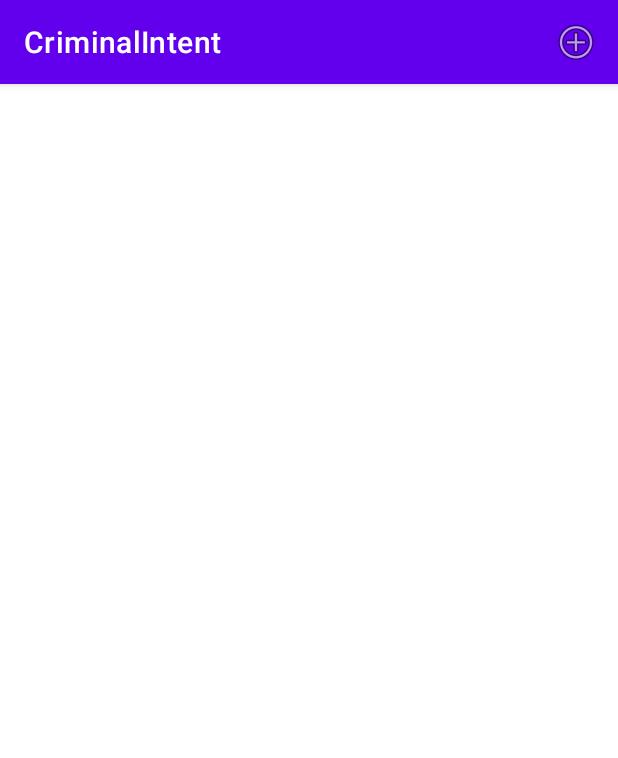
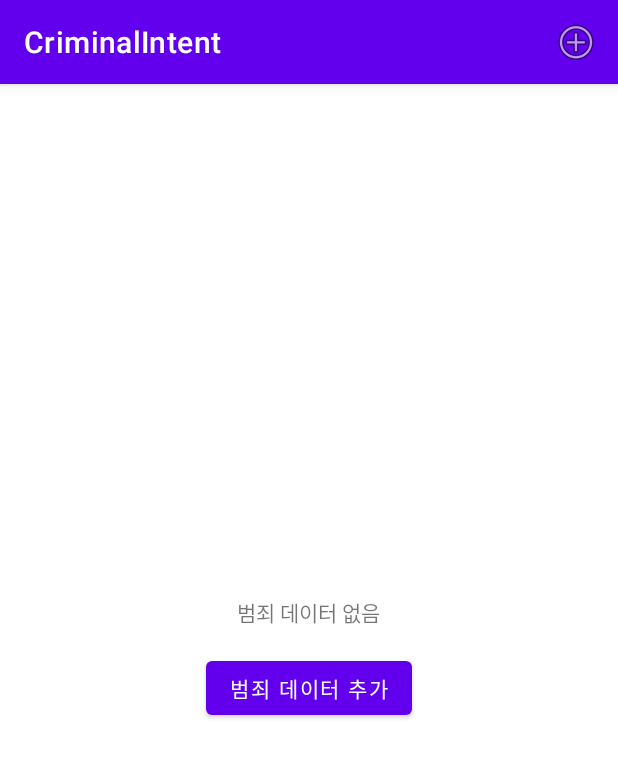
Before and after one commit to june0122/criminal-intent-android, an Android app: the screen it shows after launch (MainActivity), on a phone screen of 412 x 824 dp. Shown: the top 758 px of the screen. Run offline under Robolectric (Android 15) with nearby library versions, the phone set to English and light mode, and no system bars; our stand-ins replace Room's generated code.

Commit message:
feat: 데이터가 비어있을 경우 메시지와 데이터 생성 버튼 표시 기능 추가

```diff
--- a/app/src/main/java/com/june0122/criminalintent/CrimeListFragment.kt
+++ b/app/src/main/java/com/june0122/criminalintent/CrimeListFragment.kt
@@ -4,8 +4,10 @@ import android.content.Context
 import android.os.Bundle
 import android.util.Log
 import android.view.*
+import android.widget.Button
 import android.widget.ImageView
 import android.widget.TextView
+import androidx.core.view.isEmpty
 import androidx.fragment.app.Fragment
 import androidx.lifecycle.Observer
 import androidx.lifecycle.ViewModelProvider
@@ -27,6 +29,9 @@ class CrimeListFragment : Fragment() {
     }
 
     private var callbacks: Callbacks? = null
+
+    private lateinit var emptyListTextView: TextView
+    private lateinit var newCrimeButton: Button
 
     private lateinit var crimeRecyclerView: RecyclerView
     private var adapter: CrimeAdapter? = CrimeAdapter(emptyList())
@@ -52,6 +57,9 @@ class CrimeListFragment : Fragment() {
     ): View? {
         val view = inflater.inflate(R.layout.fragment_crime_list, container, false)
 
+        emptyListTextView = view.findViewById(R.id.empty_list_text)
+        newCrimeButton = view.findViewById(R.id.new_crime_button)
+
         crimeRecyclerView = view.findViewById(R.id.crime_recycler_view) as RecyclerView
         crimeRecyclerView.layoutManager = LinearLayoutManager(context)
         crimeRecyclerView.adapter = adapter
@@ -65,10 +73,31 @@ class CrimeListFragment : Fragment() {
             viewLifecycleOwner,
             Observer { crimes ->
                 crimes.let {
-                    Log.i(TAG, "Got crimes ${crimes.size}")
                     updateUI(crimes)
                 }
+
+                emptyListTextView.visibility = if (crimes.isEmpty()) {
+                    View.VISIBLE
+                } else {
+                    View.GONE
+                }
+
+                newCrimeButton.visibility = if (crimes.isEmpty()) {
+                    View.VISIBLE
+                } else {
+                    View.GONE
+                }
             })
+    }
+
+    override fun onStart() {
+        super.onStart()
+
+        newCrimeButton.setOnClickListener {
+            val crime = Crime()
+            crimeListViewModel.addCrime(crime)
+            callbacks?.onCrimeSelected(crime.id)
+        }
     }
 
     override fun onDetach() {
--- a/app/src/main/res/layout/fragment_crime_list.xml
+++ b/app/src/main/res/layout/fragment_crime_list.xml
@@ -1,5 +1,41 @@
 <?xml version="1.0" encoding="utf-8"?>
-<androidx.recyclerview.widget.RecyclerView xmlns:android="http://schemas.android.com/apk/res/android"
-    android:id="@+id/crime_recycler_view"
+<androidx.constraintlayout.widget.ConstraintLayout xmlns:android="http://schemas.android.com/apk/res/android"
+    xmlns:app="http://schemas.android.com/apk/res-auto"
+    xmlns:tools="http://schemas.android.com/tools"
     android:layout_width="match_parent"
-    android:layout_height="match_parent"/>
+    android:layout_height="match_parent">
+
+    <androidx.recyclerview.widget.RecyclerView
+        android:id="@+id/crime_recycler_view"
+        android:layout_width="match_parent"
+        android:layout_height="match_parent"
+        app:layout_constraintBottom_toBottomOf="parent"
+        app:layout_constraintEnd_toEndOf="parent"
+        app:layout_constraintStart_toStartOf="parent"
+        app:layout_constraintTop_toTopOf="parent" />
+
+    <TextView
+        android:id="@+id/empty_list_text"
+        android:layout_width="wrap_content"
+        android:layout_height="wrap_content"
+        android:layout_marginBottom="16dp"
+        app:layout_constraintBottom_toTopOf="@+id/new_crime_button"
+        app:layout_constraintEnd_toEndOf="parent"
+        app:layout_constraintHorizontal_bias="0.498"
+        app:layout_constraintStart_toStartOf="parent"
+        app:layout_constraintTop_toTopOf="parent"
+        app:layout_constraintVertical_chainStyle="packed"
+        android:text="@string/empty_crime_list" />
+
+    <Button
+        android:id="@+id/new_crime_button"
+        android:layout_width="wrap_content"
+        android:layout_height="wrap_content"
+        android:text="@string/new_crime_button"
+        app:layout_constraintBottom_toBottomOf="parent"
+        app:layout_constraintEnd_toEndOf="parent"
+        app:layout_constraintStart_toStartOf="parent"
+        app:layout_constraintTop_toBottomOf="@+id/empty_list_text"
+        app:layout_constraintVertical_chainStyle="packed" />
+
+</androidx.constraintlayout.widget.ConstraintLayout>
--- a/app/src/main/res/values/strings.xml
+++ b/app/src/main/res/values/strings.xml
@@ -6,4 +6,6 @@
     <string name="crime_solved_label">해결됨</string>
     <string name="crime_time_button">범죄 발생 시간 설정</string>
     <string name="new_crime">새로운 범죄</string>
+    <string name="empty_crime_list">범죄 데이터 없음</string>
+    <string name="new_crime_button">범죄 데이터 추가</string>
 </resources>
```
